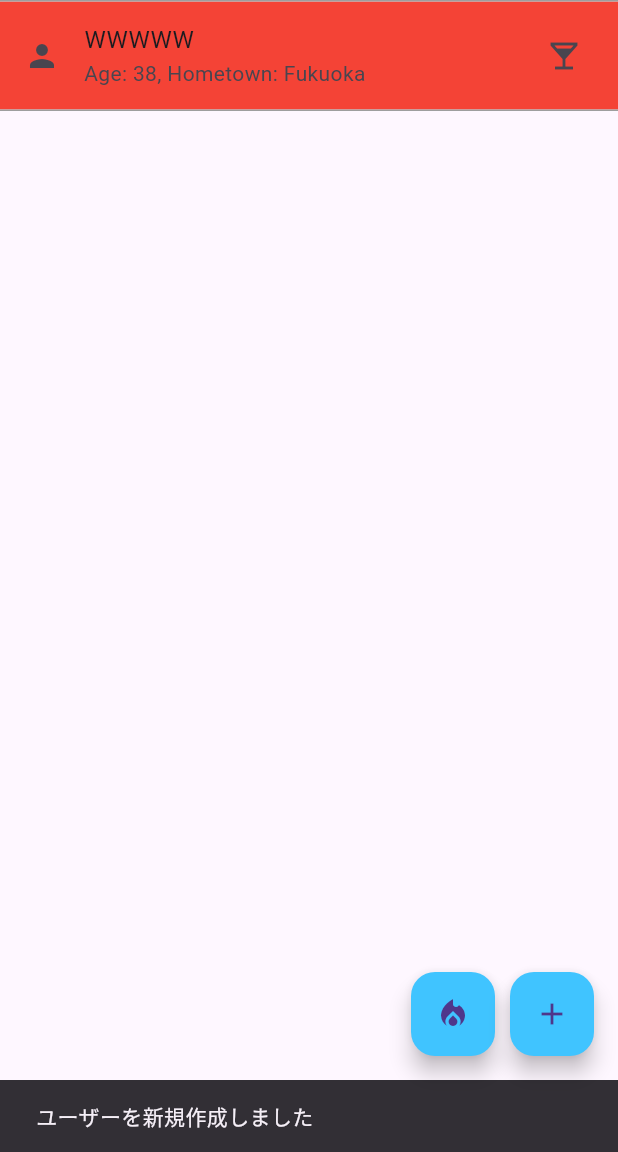
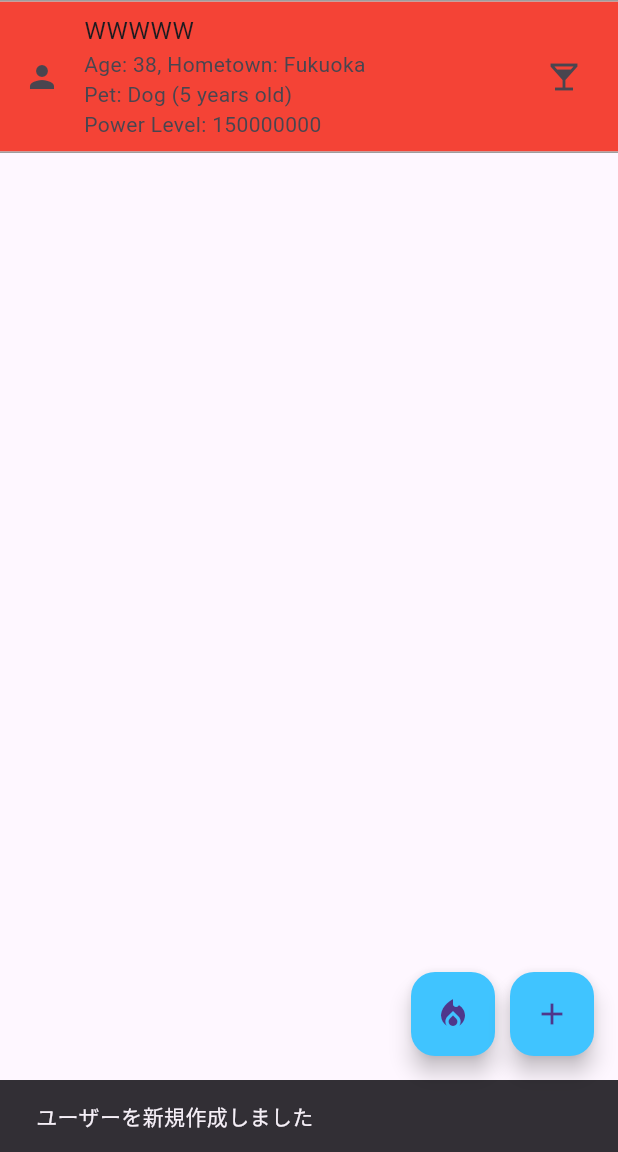
Before and after one commit to HaruhikoMotokawa/isar_sample, a Flutter app: the screen it shows after launch, after a tap on the "add" icon, on a phone screen of 412 x 824 dp, the part 84-1236 px from its top. Run offline on Flutter 3.47's test engine with Material 3 defaults, Android fonts, the phone set to English and light mode, and no system bars; our stand-ins replace flutter_hooks, flutter_riverpod, gap, hooks_riverpod, isar, riverpod_annotation; accounts and stored records are empty; generated files the repository leaves out were written again.

Commit message:
feat: エンティティ、ドメインを変更

```diff
--- a/lib/data/repositories/user_repository/repository.dart
+++ b/lib/data/repositories/user_repository/repository.dart
@@ -65,6 +65,15 @@ extension UserEntityMapper on UserEntity {
       age: age,
       isDrinkingAlcohol: isDrinkingAlcohol,
       homeTown: homeTown,
+      pet: pet,
+      dragonBallCharacter: dragonBallCharacter,
+      skill: skill != null
+          ? Skill(
+              name: skill!.name,
+              description: skill!.description,
+              yearsOfExperience: skill!.yearsOfExperience,
+            )
+          : null,
     );
   }
 }
@@ -77,6 +86,15 @@ extension UserMapper on User {
       ..name = name
       ..age = age
       ..isDrinkingAlcohol = isDrinkingAlcohol
-      ..homeTown = homeTown;
+      ..homeTown = homeTown
+      ..pet = pet
+      ..dragonBallCharacter = dragonBallCharacter
+      ..skill = skill != null
+          ? Skill(
+              name: skill!.name,
+              description: skill!.description,
+              yearsOfExperience: skill!.yearsOfExperience,
+            )
+          : null;
   }
 }
--- /dev/null
+++ b/lib/domains/dragon_ball_character.dart
@@ -0,0 +1,10 @@
+enum DragonBallCharacter {
+  goku(150000000), // 孫悟空
+  vegeta(120000000), // ベジータ
+  gohan(100000000), // 孫悟飯
+  piccolo(60000000), // ピッコロ
+  frieza(130000000); // フリーザ
+
+const DragonBallCharacter(this.powerLevel);
+  final int powerLevel; // 戦闘力
+}
--- a/lib/domains/entities/user_entity.dart
+++ b/lib/domains/entities/user_entity.dart
@@ -1,7 +1,9 @@
 // ignore_for_file: constant_identifier_names, public_member_api_docs
 
 import 'package:isar/isar.dart';
+import 'package:isar_sample/domains/dragon_ball_character.dart';
 import 'package:isar_sample/domains/home_town.dart';
+import 'package:isar_sample/domains/pet.dart';
 
 part 'user_entity.g.dart'; // Isarコードジェネレーターが生成するファイル
 
@@ -19,4 +21,41 @@ class UserEntity {
   // EnumTypeを指定することで、列挙型を保存できる
   @Enumerated(EnumType.name)
   late HomeTown homeTown;
+
+  /// 飼っているペット
+  ///
+  /// 複数のプロパティを持つ列挙型を保存する場合、EnumType.nameを指定する
+  @Enumerated(EnumType.name)
+  late Pet pet;
+
+  /// ドラゴンボールのキャラクターに例えた戦闘力
+  ///
+  /// EnumType.valueを指定することで、列挙型の値を保存できる
+  /// EnumType.valueでするpropertyはStringで指定するのでタイポに注意
+  @Enumerated(EnumType.value, 'powerLevel')
+  late DragonBallCharacter dragonBallCharacter;
+
+  /// ユーザーのスキル
+  late Skill? skill;
 }
+
+/// ユーザーのスキル情報の型
+///
+/// 埋め込みオブジェクトは、Isarで扱うエンティティクラスに@embeddedをつける
+/// 埋め込みオブジェクトの制約としてパラメータにrequiredをつけることができない
+@embedded
+class Skill {
+  Skill({
+    this.name,
+    this.description,
+    this.yearsOfExperience,
+  });
+
+  final String? name; // 特技の名前
+  final String? description; // 特技の説明
+  final int? yearsOfExperience; // 経験年数
+}
+
+// FIXME: 後で消す
+// Enumの場合、notNullで初期値を指定していない場合は自動で１行目を選択してくれていた
+// nullableな場合はnullになっていた
--- /dev/null
+++ b/lib/domains/pet.dart
@@ -0,0 +1,12 @@
+enum Pet {
+  dog('Dog', 5),
+  cat('Cat', 3),
+  rabbit('Rabbit', 2),
+  parrot('Parrot', 4),
+  hamster('Hamster', 1);
+
+  const Pet(this.species, this.age);
+
+  final String species; // ペットの種類
+  final int age; // ペットの年齢
+}
--- a/lib/domains/user.dart
+++ b/lib/domains/user.dart
@@ -1,6 +1,9 @@
 import 'dart:math';
 
+import 'package:isar_sample/domains/dragon_ball_character.dart';
+import 'package:isar_sample/domains/entities/user_entity.dart';
 import 'package:isar_sample/domains/home_town.dart';
+import 'package:isar_sample/domains/pet.dart';
 
 /// アプリ上で扱うユーザーの情報の型
 /// 正確にはアプリケーション層とプレゼンテーション層で扱うユーザーの情報の型
@@ -10,33 +13,51 @@ class User {
     required this.age,
     required this.isDrinkingAlcohol,
     required this.homeTown,
+    required this.pet,
+    required this.dragonBallCharacter,
     this.id,
+    this.skill,
   });
 
   /// ランダムな値でUserオブジェクトを生成するファクトリメソッド
   User.random()
-      : name = String.fromCharCodes(
+      : id = null,
+        name = String.fromCharCodes(
           List.generate(5, (_) => Random().nextInt(26) + 65),
         ),
         age = Random().nextInt(43) + 18,
         isDrinkingAlcohol = Random().nextBool(),
         homeTown = HomeTown.values[Random().nextInt(HomeTown.values.length)],
-        id = null;
+        skill = Random().nextBool()
+            ? null
+            : Skill(
+                name: 'Skill ${Random().nextInt(100)}',
+                description: 'A random skill',
+                yearsOfExperience: Random().nextInt(10),
+              ),
+        pet = Pet.values[Random().nextInt(Pet.values.length)],
+        dragonBallCharacter = DragonBallCharacter
+            .values[Random().nextInt(DragonBallCharacter.values.length)];
 
   final int? id;
   final String name;
   final int age;
   final bool isDrinkingAlcohol;
   final HomeTown homeTown;
+  final Pet pet;
+  final DragonBallCharacter dragonBallCharacter;
+  final Skill? skill;
 
   /// ユーザー情報の一部を変更して新しいUserオブジェクトを作成するメソッド
-  /// 指定されたプロパティのみが更新され、指定されていないプロパティは元の値が引き継がれる
   User copyWith({
     int? id,
     String? name,
     int? age,
     bool? isDrinkingAlcohol,
     HomeTown? homeTown,
+    Pet? pet,
+    DragonBallCharacter? dragonBallCharacter,
+    Skill? skill,
   }) {
     return User(
       id: id ?? this.id,
@@ -44,17 +65,22 @@ class User {
       age: age ?? this.age,
       isDrinkingAlcohol: isDrinkingAlcohol ?? this.isDrinkingAlcohol,
       homeTown: homeTown ?? this.homeTown,
+      pet: pet ?? this.pet,
+      dragonBallCharacter: dragonBallCharacter ?? this.dragonBallCharacter,
+      skill: skill ?? this.skill,
     );
   }
 
   /// ランダムな値で指定されたユーザー情報を更新するメソッド
-  /// IDと名前はそのままに、他のプロパティをランダムに更新します
   User createUpdatedUser() {
     final randomUser = User.random();
     return copyWith(
       age: randomUser.age,
       isDrinkingAlcohol: randomUser.isDrinkingAlcohol,
       homeTown: randomUser.homeTown,
+      pet: randomUser.pet,
+      dragonBallCharacter: randomUser.dragonBallCharacter,
+      skill: randomUser.skill,
     );
   }
 }
--- a/lib/presentations/home_screen/home_screen.dart
+++ b/lib/presentations/home_screen/home_screen.dart
@@ -146,15 +146,27 @@ class _UserListTile extends StatelessWidget {
   });
 
   final User user;
-
   final VoidCallback onTap;
   final VoidCallback onLongPress;
+
   @override
   Widget build(BuildContext context) {
     return ListTile(
       leading: const Icon(Icons.person),
       title: Text(user.name),
-      subtitle: Text('Age: ${user.age}, Hometown: ${user.homeTown.name}'),
+      subtitle: Column(
+        crossAxisAlignment: CrossAxisAlignment.start,
+        children: [
+          Text('Age: ${user.age}, Hometown: ${user.homeTown.name}'),
+          Text('Pet: ${user.pet.species} (${user.pet.age} years old)'),
+          Text('Power Level: ${user.dragonBallCharacter.powerLevel}'),
+          if (user.skill != null) ...[
+            Text('Skill: ${user.skill!.name}'),
+            Text('Description: ${user.skill!.description ?? "No description"}'),
+            Text('Experience: ${user.skill!.yearsOfExperience} years'),
+          ],
+        ],
+      ),
       trailing: Icon(
         user.isDrinkingAlcohol ? Icons.local_bar : Icons.no_drinks,
       ),
--- a/project-words.txt
+++ b/project-words.txt
@@ -1 +1,5 @@
 Entitys
+frieza
+gohan
+goku
+vegeta
```
Also changed, not shown: lib/data/local_sources/isar.g.dart, lib/domains/entities/user_entity.g.dart, lib/presentations/home_screen/home_view_model.g.dart.
